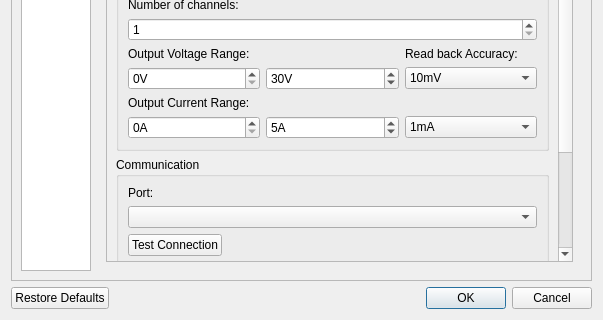
Before: the Qt Designer form forms/settingsdialog.ui in crapp/labpowerqt, drawn with Qt 5; both pictures show x 0 to 603 and y 140 to 460 of the 603 by 460 pixel window.
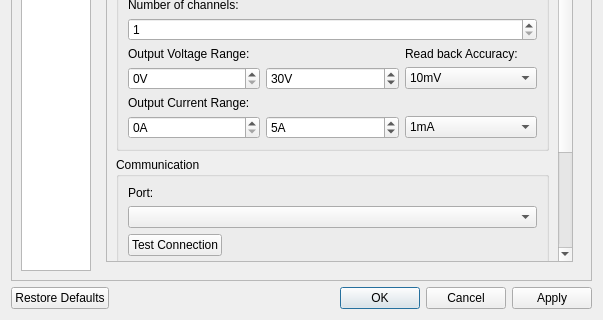
After: the same form once the commit is applied.

The edit to the form file:
```diff
--- a/forms/settingsdialog.ui
+++ b/forms/settingsdialog.ui
@@ -35,7 +35,7 @@
       <enum>Qt::Horizontal</enum>
      </property>
      <property name="standardButtons">
-      <set>QDialogButtonBox::Cancel|QDialogButtonBox::Ok|QDialogButtonBox::RestoreDefaults</set>
+      <set>QDialogButtonBox::Apply|QDialogButtonBox::Cancel|QDialogButtonBox::Ok|QDialogButtonBox::RestoreDefaults</set>
      </property>
     </widget>
    </item>
```
